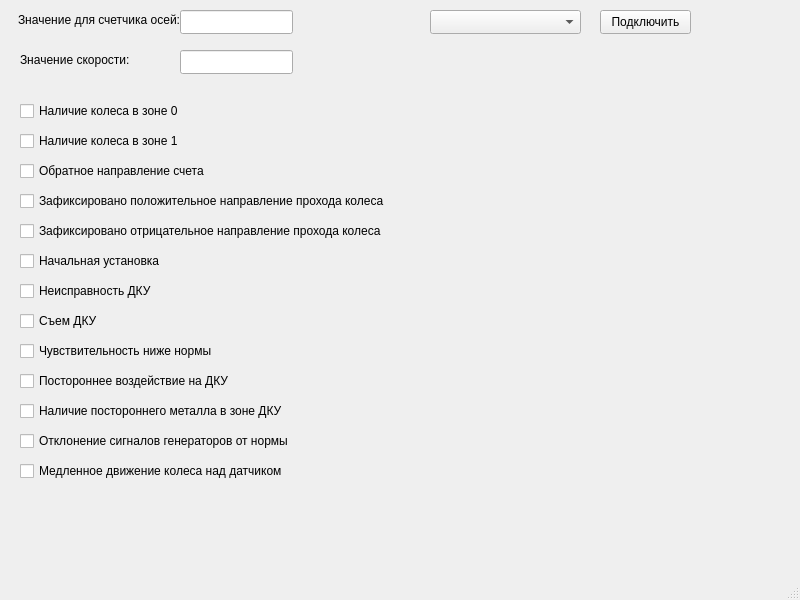
Before: the Qt Designer form DKUSlave/DKUServer/mainwindow.ui in Xorizo-n/DKU-PromElectro, drawn with Qt 5.
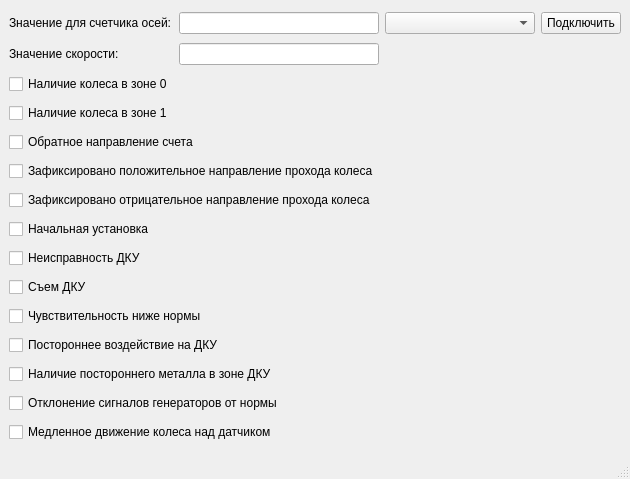
After: the same form once the commit is applied.

```diff
--- a/DKUSlave/DKUServer/mainwindow.ui
+++ b/DKUSlave/DKUServer/mainwindow.ui
@@ -6,258 +6,145 @@
    <rect>
     <x>0</x>
     <y>0</y>
-    <width>800</width>
-    <height>600</height>
+    <width>625</width>
+    <height>479</height>
    </rect>
   </property>
   <property name="windowTitle">
    <string>MainWindow</string>
   </property>
   <widget class="QWidget" name="centralwidget">
-   <widget class="QLineEdit" name="axis_amount">
-    <property name="geometry">
-     <rect>
-      <x>180</x>
-      <y>10</y>
-      <width>113</width>
-      <height>24</height>
-     </rect>
-    </property>
-   </widget>
-   <widget class="QLabel" name="label">
-    <property name="geometry">
-     <rect>
-      <x>18</x>
-      <y>10</y>
-      <width>161</width>
-      <height>20</height>
-     </rect>
-    </property>
+   <layout class="QGridLayout" name="gridLayout">
+    <item row="0" column="2">
+     <widget class="QComboBox" name="comports">
+      <property name="placeholderText">
+       <string>Выберите COM-порт</string>
+      </property>
+     </widget>
+    </item>
+    <item row="15" column="0" colspan="2">
+     <widget class="QCheckBox" name="r32_14">
     <property name="text">
-     <string>Значение для счетчика осей:</string>
-    </property>
-   </widget>
-   <widget class="QLabel" name="label_2">
-    <property name="geometry">
-     <rect>
-      <x>20</x>
-      <y>50</y>
-      <width>161</width>
-      <height>20</height>
-     </rect>
-    </property>
-    <property name="text">
-     <string>Значение скорости:</string>
-    </property>
-   </widget>
-   <widget class="QLineEdit" name="speedEdit">
-    <property name="geometry">
-     <rect>
-      <x>180</x>
-      <y>50</y>
-      <width>113</width>
-      <height>24</height>
-     </rect>
-    </property>
-    <property name="autoFillBackground">
-     <bool>false</bool>
-    </property>
-   </widget>
-   <widget class="QCheckBox" name="r32_0">
-    <property name="geometry">
-     <rect>
-      <x>20</x>
-      <y>100</y>
-      <width>171</width>
-      <height>22</height>
-     </rect>
-    </property>
-    <property name="text">
-     <string>Наличие колеса в зоне 0</string>
-    </property>
-   </widget>
+       <string>Отклонение сигналов генераторов от нормы</string>
+      </property>
+     </widget>
+    </item>
+    <item row="5" column="0" colspan="2">
    <widget class="QCheckBox" name="r32_1">
-    <property name="geometry">
-     <rect>
-      <x>20</x>
-      <y>130</y>
-      <width>171</width>
-      <height>22</height>
-     </rect>
-    </property>
     <property name="text">
      <string>Наличие колеса в зоне 1</string>
     </property>
    </widget>
-   <widget class="QCheckBox" name="r32_2">
-    <property name="geometry">
-     <rect>
-      <x>20</x>
-      <y>160</y>
-      <width>191</width>
-      <height>22</height>
-     </rect>
-    </property>
+    </item>
+    <item row="0" column="3">
+     <widget class="QPushButton" name="connect">
     <property name="text">
-     <string>Обратное направление счета</string>
-    </property>
-   </widget>
-   <widget class="QCheckBox" name="r32_3">
-    <property name="geometry">
-     <rect>
-      <x>20</x>
-      <y>190</y>
-      <width>371</width>
-      <height>22</height>
-     </rect>
-    </property>
+       <string>Подключить</string>
+      </property>
+     </widget>
+    </item>
+    <item row="11" column="0" colspan="2">
+     <widget class="QCheckBox" name="r32_10">
     <property name="text">
-     <string>Зафиксировано положительное направление прохода колеса</string>
-    </property>
-   </widget>
-   <widget class="QCheckBox" name="r32_4">
-    <property name="geometry">
-     <rect>
-      <x>20</x>
-      <y>220</y>
-      <width>371</width>
-      <height>22</height>
-     </rect>
-    </property>
-    <property name="text">
-     <string>Зафиксировано отрицательное направление прохода колеса</string>
-    </property>
-   </widget>
-   <widget class="QCheckBox" name="r32_8">
-    <property name="geometry">
-     <rect>
-      <x>20</x>
-      <y>250</y>
-      <width>171</width>
-      <height>22</height>
-     </rect>
-    </property>
-    <property name="text">
-     <string>Начальная установка</string>
-    </property>
-   </widget>
+       <string>Съем ДКУ</string>
+      </property>
+     </widget>
+    </item>
+    <item row="13" column="0" colspan="2">
    <widget class="QCheckBox" name="r32_12">
-    <property name="geometry">
-     <rect>
-      <x>20</x>
-      <y>370</y>
-      <width>221</width>
-      <height>22</height>
-     </rect>
-    </property>
     <property name="text">
      <string>Постороннее воздействие на ДКУ</string>
     </property>
    </widget>
-   <widget class="QCheckBox" name="r32_13">
-    <property name="geometry">
-     <rect>
-      <x>20</x>
-      <y>400</y>
-      <width>271</width>
-      <height>22</height>
-     </rect>
-    </property>
-    <property name="text">
-     <string>Наличие постороннего металла в зоне ДКУ</string>
-    </property>
-   </widget>
+    </item>
+    <item row="10" column="0" colspan="2">
    <widget class="QCheckBox" name="r32_9">
-    <property name="geometry">
-     <rect>
-      <x>20</x>
-      <y>280</y>
-      <width>171</width>
-      <height>22</height>
-     </rect>
-    </property>
     <property name="text">
      <string>Неисправность ДКУ</string>
     </property>
    </widget>
-   <widget class="QCheckBox" name="r32_11">
-    <property name="geometry">
-     <rect>
-      <x>20</x>
-      <y>340</y>
-      <width>201</width>
-      <height>22</height>
-     </rect>
-    </property>
+    </item>
+    <item row="0" column="0">
+     <widget class="QLabel" name="label">
     <property name="text">
-     <string>Чувствительность ниже нормы</string>
-    </property>
-   </widget>
-   <widget class="QCheckBox" name="r32_14">
-    <property name="geometry">
-     <rect>
-      <x>20</x>
-      <y>430</y>
-      <width>281</width>
-      <height>22</height>
-     </rect>
-    </property>
-    <property name="text">
-     <string>Отклонение сигналов генераторов от нормы</string>
-    </property>
-   </widget>
-   <widget class="QCheckBox" name="r32_10">
-    <property name="geometry">
-     <rect>
-      <x>20</x>
-      <y>310</y>
-      <width>171</width>
-      <height>22</height>
-     </rect>
-    </property>
-    <property name="text">
-     <string>Съем ДКУ</string>
-    </property>
-   </widget>
+       <string>Значение для счетчика осей:</string>
+      </property>
+     </widget>
+    </item>
+    <item row="16" column="0" colspan="2">
    <widget class="QCheckBox" name="r32_15">
-    <property name="geometry">
-     <rect>
-      <x>20</x>
-      <y>460</y>
-      <width>271</width>
-      <height>22</height>
-     </rect>
-    </property>
     <property name="text">
      <string>Медленное движение колеса над датчиком</string>
     </property>
    </widget>
-   <widget class="QComboBox" name="comports">
-    <property name="geometry">
-     <rect>
-      <x>430</x>
-      <y>10</y>
-      <width>151</width>
-      <height>24</height>
-     </rect>
-    </property>
-    <property name="placeholderText">
-     <string>Выберите COM-порт</string>
-    </property>
-   </widget>
-   <widget class="QPushButton" name="connect">
-    <property name="geometry">
-     <rect>
-      <x>600</x>
-      <y>10</y>
-      <width>91</width>
-      <height>24</height>
-     </rect>
-    </property>
+    </item>
+    <item row="6" column="0" colspan="2">
+     <widget class="QCheckBox" name="r32_2">
+      <property name="text">
+       <string>Обратное направление счета</string>
+      </property>
+     </widget>
+    </item>
+    <item row="0" column="1">
+     <widget class="QLineEdit" name="axis_amount"/>
+    </item>
+    <item row="12" column="0" colspan="2">
+     <widget class="QCheckBox" name="r32_11">
+      <property name="text">
+       <string>Чувствительность ниже нормы</string>
+      </property>
+     </widget>
+    </item>
+    <item row="9" column="0" colspan="2">
+     <widget class="QCheckBox" name="r32_8">
+      <property name="text">
+       <string>Начальная установка</string>
+      </property>
+     </widget>
+    </item>
+    <item row="8" column="0" colspan="2">
+     <widget class="QCheckBox" name="r32_4">
     <property name="text">
-     <string>Подключить</string>
-    </property>
-   </widget>
+       <string>Зафиксировано отрицательное направление прохода колеса</string>
+      </property>
+     </widget>
+    </item>
+    <item row="7" column="0" colspan="2">
+     <widget class="QCheckBox" name="r32_3">
+      <property name="text">
+       <string>Зафиксировано положительное направление прохода колеса</string>
+      </property>
+     </widget>
+    </item>
+    <item row="14" column="0" colspan="2">
+     <widget class="QCheckBox" name="r32_13">
+      <property name="text">
+       <string>Наличие постороннего металла в зоне ДКУ</string>
+      </property>
+     </widget>
+    </item>
+    <item row="1" column="1">
+     <widget class="QLineEdit" name="speedEdit">
+      <property name="autoFillBackground">
+       <bool>false</bool>
+      </property>
+     </widget>
+    </item>
+    <item row="1" column="0">
+     <widget class="QLabel" name="label_2">
+      <property name="text">
+       <string>Значение скорости:</string>
+      </property>
+     </widget>
+    </item>
+    <item row="2" column="0">
+     <widget class="QCheckBox" name="r32_0">
+      <property name="text">
+       <string>Наличие колеса в зоне 0</string>
+      </property>
+     </widget>
+    </item>
+   </layout>
   </widget>
   <widget class="QMenuBar" name="menubar">
    <property name="geometry">
```
Left out of the diff: 4 changed lines with no effect on the pictures. Lines whose indentation alone changed are shown as unchanged.
